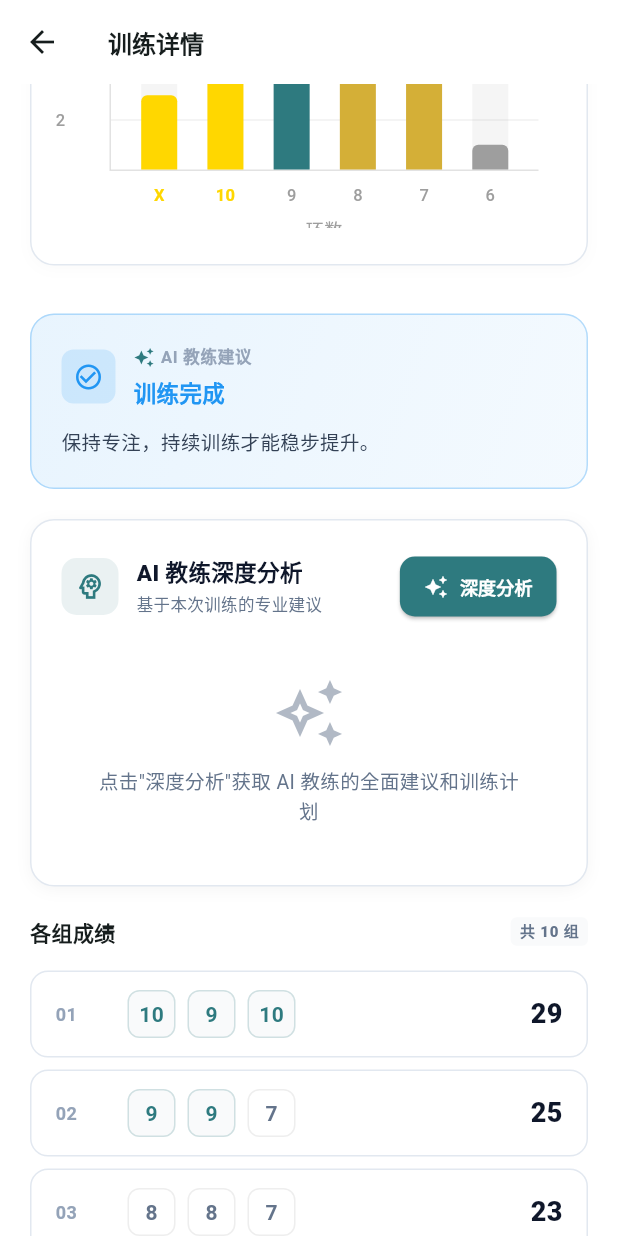
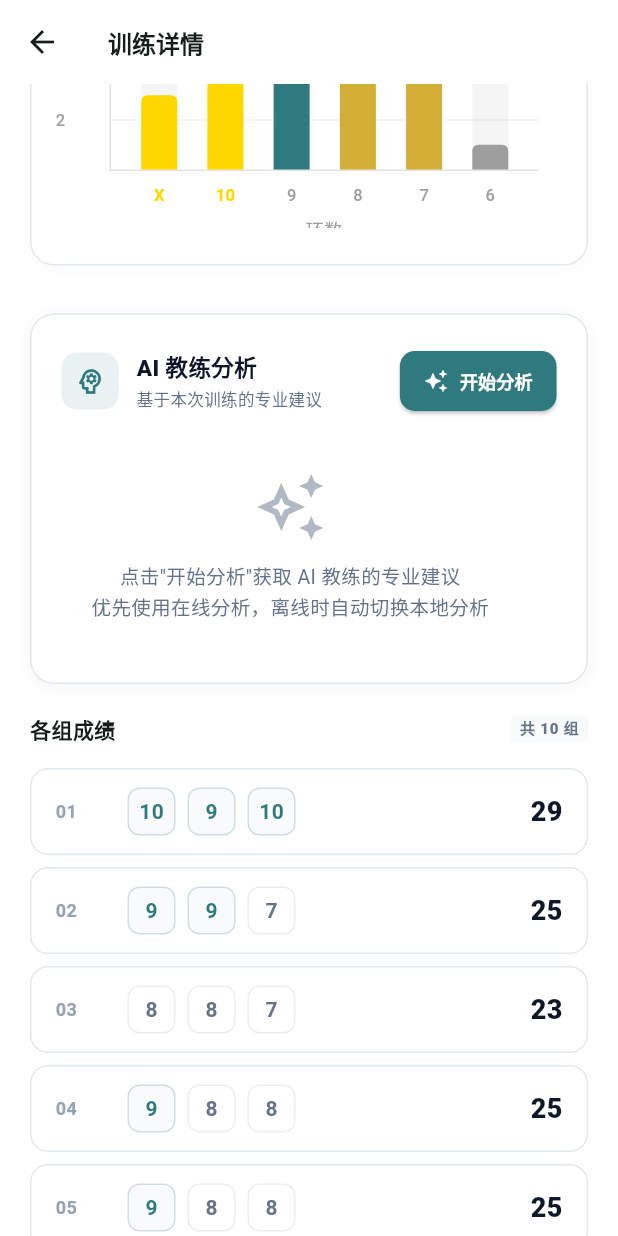
Before and after one commit to BinGess/archerypro, a Flutter app: the DetailsScreen screen opened directly, scrolled down 1152 dp, on a phone screen of 412 x 824 dp. Run offline on Flutter 3.47's test engine with Material 3 defaults, Android fonts, the phone set to English and light mode, and no system bars; drawn by our look-alikes of fl_chart; our stand-ins replace connectivity_plus, dio, flutter_dotenv, flutter_riverpod, hive, hive_flutter and 1 more; accounts and stored records are empty.

Commit message:
feat: 优化AI教练显示，统一在线和本地分析入口
问题：
- 详情页同时显示"AI教练建议"和"AI教练深度分析"
- 两个功能内容重复，界面冗余
- 用户不清楚应该使用哪个

优化方案：
1. 移除本地"AI教练建议"部分（_buildEnhancedAIAdvice）
2. 保留统一的"AI教练分析"入口（_buildAICoachAnalysis）
3. 利用SmartAIService的智能降级机制：
   - 优先使用在线Coze AI分析（获取完整建议）
   - 网络不可用或失败时自动降级到本地AI
   - 用户无需手动选择

4. 添加来源标识
   - 在线分析：显示"在线分析"绿色徽章
   - 本地分析：显示"本地分析"橙色徽章
   - 让用户清楚当前使用的分析来源

5. 更新文案
   - 按钮：深度分析 → 开始分析
   - 说明：优先使用在线分析，离线时自动切换本地分析
   - 标题：AI教练深度分析 → AI教练分析

用户体验改进：
✅ 界面更简洁（只有一个分析入口）
✅ 智能降级（自动选择最佳分析方式）
✅ 来源透明（清楚显示分析来源）
✅ 无需手动切换（系统自动处理）

```diff
--- a/lib/screens/details_screen.dart
+++ b/lib/screens/details_screen.dart
@@ -123,13 +123,8 @@ class DetailsScreen extends ConsumerWidget {
 
             const SizedBox(height: 32),
 
-            // AI Advice Card (Basic Insights)
-            _buildEnhancedAIAdvice(session, ref),
-
-            const SizedBox(height: 20),
-
-            // AI Coach Deep Analysis
-            _buildAICoachDeepAnalysis(session, ref),
+            // AI Coach Analysis (优先在线，失败降级到本地)
+            _buildAICoachAnalysis(session, ref),
 
             const SizedBox(height: 20),
 
@@ -338,97 +333,6 @@ class DetailsScreen extends ConsumerWidget {
     );
   }
 
-  /// Build enhanced AI advice using SessionAnalysisService
-  Widget _buildEnhancedAIAdvice(TrainingSession session, WidgetRef ref) {
-    final sessionState = ref.watch(sessionProvider);
-    final analysisService = SessionAnalysisService();
-
-    // Generate insight using AI service
-    final insight = analysisService.generateSessionInsight(
-      session,
-      sessionState.sessions.where((s) => s.id != session.id).toList(),
-    );
-
-    return Container(
-      margin: const EdgeInsets.symmetric(horizontal: 20),
-      padding: const EdgeInsets.all(20),
-      decoration: BoxDecoration(
-        gradient: LinearGradient(
-          begin: Alignment.topLeft,
-          end: Alignment.bottomRight,
-          colors: [
-            insight.color.withOpacity(0.1),
-            insight.color.withOpacity(0.05),
-          ],
-        ),
-        borderRadius: BorderRadius.circular(16),
-        border: Border.all(color: insight.color.withOpacity(0.3)),
-      ),
-      child: Column(
-        crossAxisAlignment: CrossAxisAlignment.start,
-        children: [
-          Row(
-            children: [
-              Container(
-                padding: const EdgeInsets.all(8),
-                decoration: BoxDecoration(
-                  color: insight.color.withOpacity(0.15),
-                  borderRadius: BorderRadius.circular(8),
-                ),
-                child: Icon(insight.icon, size: 20, color: insight.color),
-              ),
-              const SizedBox(width: 12),
-              Expanded(
-                child: Column(
-                  crossAxisAlignment: CrossAxisAlignment.start,
-                  children: [
-                    Row(
-                      children: [
-                        const Icon(
-                          Icons.auto_awesome,
-                          size: 14,
-                          color: AppColors.primary,
-                        ),
-                        const SizedBox(width: 4),
-                        const Text(
-                          'AI 教练建议',
-                          style: TextStyle(
-                            fontSize: 11,
-                            fontWeight: FontWeight.w600,
-                            color: AppColors.textSlate400,
-                            letterSpacing: 0.5,
-                          ),
-                        ),
-                      ],
-                    ),
-                    const SizedBox(height: 4),
-                    Text(
-                      insight.title,
-                      style: TextStyle(
-                        fontSize: 15,
-                        fontWeight: FontWeight.bold,
-                        color: insight.color,
-                      ),
-                    ),
-                  ],
-                ),
-              ),
-            ],
-          ),
-          const SizedBox(height: 12),
-          Text(
-            insight.message,
-            style: const TextStyle(
-              fontSize: 13,
-              height: 1.6,
-              color: AppColors.textSlate700,
-            ),
-          ),
-        ],
-      ),
-    );
-  }
-
   Widget _buildSimpleInfo(IconData icon, String text) {
     return Row(
       children: [
@@ -514,8 +418,8 @@ class DetailsScreen extends ConsumerWidget {
     );
   }
 
-  /// Build AI Coach deep analysis section
-  Widget _buildAICoachDeepAnalysis(TrainingSession session, WidgetRef ref) {
+  /// Build AI Coach analysis section (智能降级：在线 → 本地)
+  Widget _buildAICoachAnalysis(TrainingSession session, WidgetRef ref) {
     final aiCoachState = ref.watch(aiCoachProvider);
 
     // 获取当前会话的分析结果
@@ -556,25 +460,69 @@ class DetailsScreen extends ConsumerWidget {
                 ),
               ),
               const SizedBox(width: 12),
-              const Expanded(
+              Expanded(
                 child: Column(
                   crossAxisAlignment: CrossAxisAlignment.start,
                   children: [
-                    Text(
-                      'AI 教练深度分析',
+                    const Text(
+                      'AI 教练分析',
                       style: TextStyle(
                         fontSize: 15,
                         fontWeight: FontWeight.w800,
                         color: AppColors.textPrimary,
                       ),
                     ),
-                    SizedBox(height: 2),
+                    const SizedBox(height: 2),
+                    Row(
+                      children: [
+                        // 显示来源标识
+                        if (sessionResult != null) ...[
+                          Container(
+                            padding: const EdgeInsets.symmetric(horizontal: 6, vertical: 2),
+                            decoration: BoxDecoration(
+                              color: sessionResult.source == 'coze'
+                                  ? Colors.green.withOpacity(0.1)
+                                  : Colors.orange.withOpacity(0.1),
+                              borderRadius: BorderRadius.circular(4),
+                            ),
+                            child: Row(
+                              mainAxisSize: MainAxisSize.min,
+                              children: [
+                                Icon(
+                                  sessionResult.source == 'coze'
+                                      ? Icons.cloud_done
+                                      : Icons.phone_android,
+                                  size: 10,
+                                  color: sessionResult.source == 'coze'
+                                      ? Colors.green
+                                      : Colors.orange,
+                                ),
+                                const SizedBox(width: 4),
                                 Text(
+                                  sessionResult.source == 'coze' ? '在线分析' : '本地分析',
+                                  style: TextStyle(
+                                    fontSize: 9,
+                                    fontWeight: FontWeight.w600,
+                                    color: sessionResult.source == 'coze'
+                                        ? Colors.green.shade700
+                                        : Colors.orange.shade700,
+                                  ),
+                                ),
+                              ],
+                            ),
+                          ),
+                          const SizedBox(width: 8),
+                        ],
+                        const Expanded(
+                          child: Text(
                             '基于本次训练的专业建议',
                             style: TextStyle(
                               fontSize: 11,
                               color: AppColors.textSecondary,
                             ),
+                          ),
+                        ),
+                      ],
                     ),
                   ],
                 ),
@@ -587,7 +535,7 @@ class DetailsScreen extends ConsumerWidget {
                   },
                   icon: const Icon(Icons.auto_awesome, size: 16),
                   label: const Text(
-                    '深度分析',
+                    '开始分析',
                     style: TextStyle(fontSize: 12, fontWeight: FontWeight.w600),
                   ),
                   style: ElevatedButton.styleFrom(
@@ -608,7 +556,7 @@ class DetailsScreen extends ConsumerWidget {
           if (isAnalyzing)
             AILoadingWidget(message: aiCoachState.loadingMessage)
           else if (aiCoachState.error != null && aiCoachState.currentAnalysisType == 'session')
-            _buildDeepAnalysisError(ref, session.id, aiCoachState.error!)
+            _buildAnalysisError(ref, session.id, aiCoachState.error!)
           else if (sessionResult != null)
             Column(
               children: [
@@ -640,14 +588,14 @@ class DetailsScreen extends ConsumerWidget {
               ],
             )
           else
-            _buildDeepAnalysisEmpty(),
+            _buildAnalysisEmpty(),
         ],
       ),
     );
   }
 
-  /// Error state for deep analysis
-  Widget _buildDeepAnalysisError(WidgetRef ref, String sessionId, String error) {
+  /// Error state for analysis
+  Widget _buildAnalysisError(WidgetRef ref, String sessionId, String error) {
     return Container(
       padding: const EdgeInsets.all(16),
       decoration: BoxDecoration(
@@ -663,7 +611,7 @@ class DetailsScreen extends ConsumerWidget {
               const SizedBox(width: 10),
               Expanded(
                 child: Text(
-                  '深度分析失败',
+                  '分析失败',
                   style: TextStyle(
                     fontSize: 14,
                     fontWeight: FontWeight.w600,
@@ -694,8 +642,8 @@ class DetailsScreen extends ConsumerWidget {
     );
   }
 
-  /// Empty state for deep analysis
-  Widget _buildDeepAnalysisEmpty() {
+  /// Empty state for analysis
+  Widget _buildAnalysisEmpty() {
     return Container(
       padding: const EdgeInsets.all(20),
       child: Column(
@@ -707,10 +655,11 @@ class DetailsScreen extends ConsumerWidget {
           ),
           const SizedBox(height: 12),
           const Text(
-            '点击"深度分析"获取 AI 教练的全面建议和训练计划',
+            '点击"开始分析"获取 AI 教练的专业建议\n优先使用在线分析，离线时自动切换本地分析',
             style: TextStyle(
               fontSize: 13,
               color: AppColors.textSecondary,
+              height: 1.5,
             ),
             textAlign: TextAlign.center,
           ),
```
Lines whose indentation alone changed are shown as unchanged.
